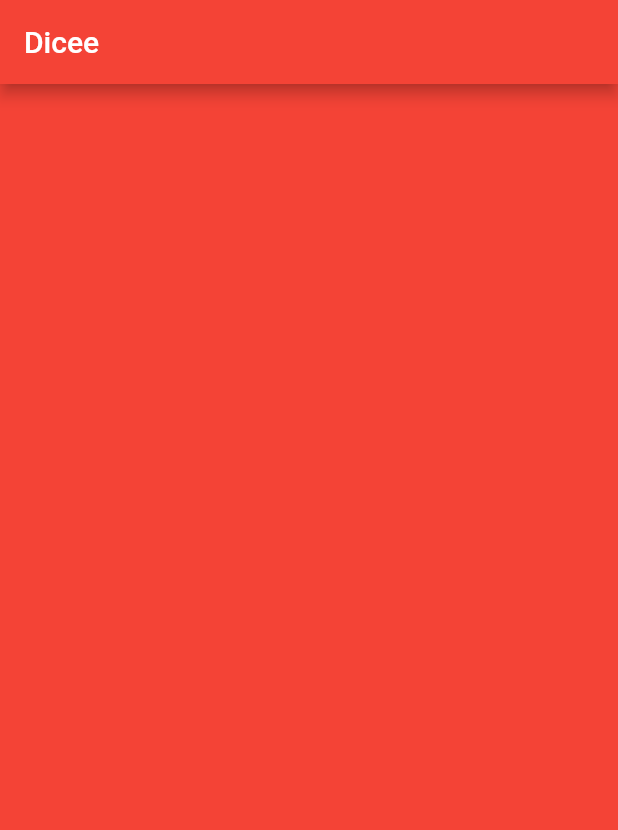
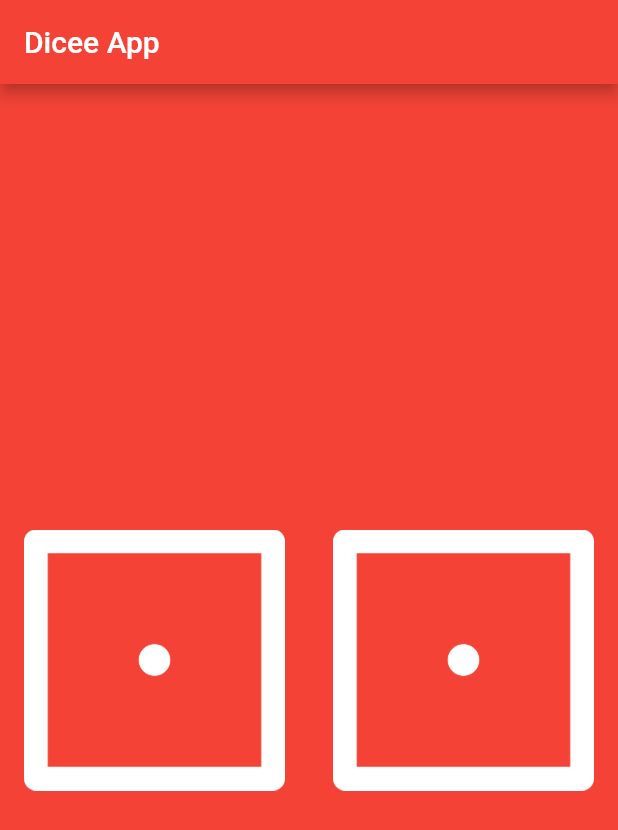
Before and after one commit to KriacoesMobile/DiceeApp-Flutter, a Flutter app: the screen it shows after launch, on a phone screen of 412 x 824 dp. Shown: the top 830 px of the screen. Run offline on Flutter 3.47's test engine with Material 2 defaults, Android fonts, the phone set to English and light mode, and no system bars.

Commit message:
Finished the application

```diff
--- a/lib/main.dart
+++ b/lib/main.dart
@@ -1,12 +1,14 @@
+import 'dart:math';
 import 'package:flutter/material.dart';
 
 void main() {
   return runApp(
     MaterialApp(
+      debugShowCheckedModeBanner: false,
       home: Scaffold(
         backgroundColor: Colors.red,
         appBar: AppBar(
-          title: Text('Dicee'),
+          title: Text('Dicee App'),
           backgroundColor: Colors.red,
         ),
         body: DicePage(),
@@ -15,9 +17,45 @@ void main() {
   );
 }
 
-class DicePage extends StatelessWidget {
+class DicePage extends StatefulWidget {
+  @override
+  _DicePageState createState() => _DicePageState();
+}
+
+class _DicePageState extends State<DicePage> {
+  int leftDiceNumber = 1;
+  int rightDiceNumber = 1;
+
+  void changeDices() {
+    setState(() {
+      leftDiceNumber = Random().nextInt(6) + 1;
+      rightDiceNumber = Random().nextInt(6) + 1;
+    });
+  }
+
   @override
   Widget build(BuildContext context) {
-    return Container();
+    return Center(
+      child: Row(
+        children: <Widget>[
+          Expanded(
+            child: FlatButton(
+              child: Image.asset('images/dice$leftDiceNumber.png'),
+              onPressed: () {
+                changeDices();
+              },
+            ),
+          ),
+          Expanded(
+            child: FlatButton(
+              child: Image.asset('images/dice$rightDiceNumber.png'),
+              onPressed: () {
+                changeDices();
+              },
+            ),
+          ),
+        ],
+      ),
+    );
   }
 }
```
Also changed, not shown: 2 other files.
